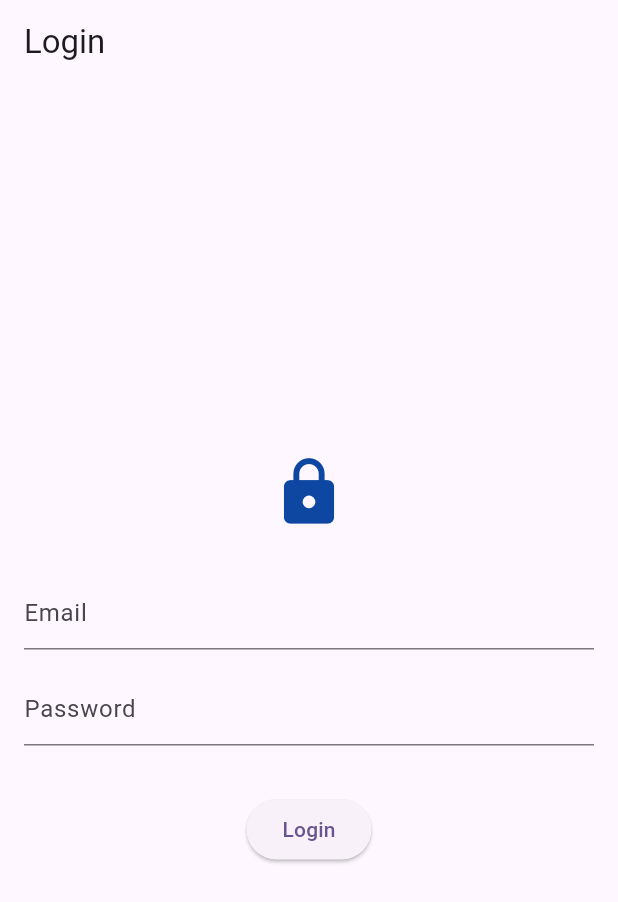
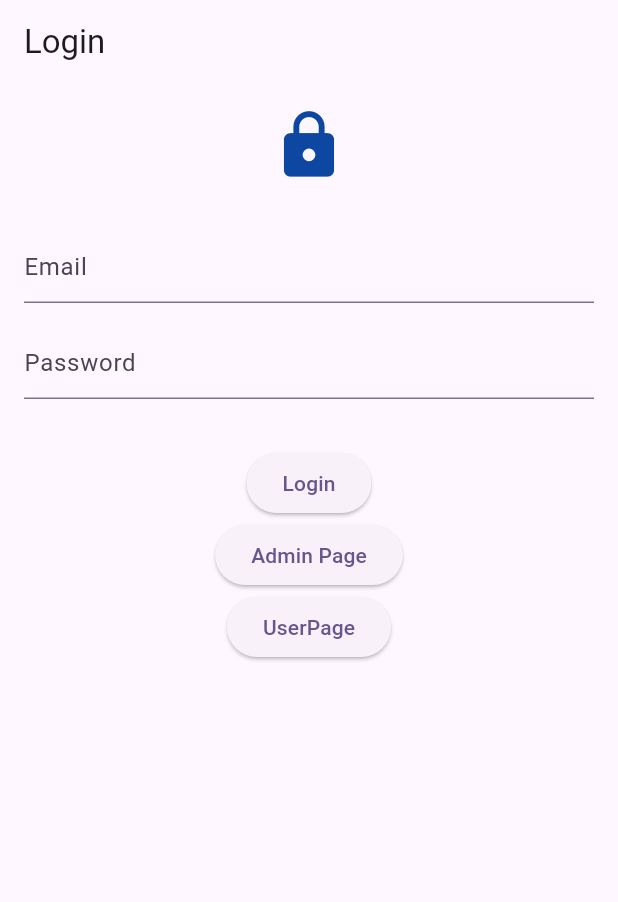
Before and after one commit to OmarFDiaz/threefifty, a Flutter app: the screen it shows after launch, on a phone screen of 412 x 824 dp. Shown: the top 902 px of the screen. Run offline on Flutter 3.47's test engine with Material 3 defaults, Android fonts, the light colour scheme and no system bars; our stand-ins replace firebase_core; missing offline and left inert: one_clock, random_password_generator; accounts and stored records are empty.

Commit message:
punto de partida 2

```diff
--- a/lib/widgets/login_screen.dart
+++ b/lib/widgets/login_screen.dart
@@ -9,7 +9,8 @@ class LoginScreen extends StatelessWidget {
       appBar: AppBar(
         title: const Text('Login'),
       ),
-      body: Padding(
+      body: SingleChildScrollView(
+        child: Padding(
           padding: const EdgeInsets.all(16.0),
           child: Column(
             mainAxisAlignment: MainAxisAlignment.center,
@@ -35,10 +36,24 @@ class LoginScreen extends StatelessWidget {
                 },
                 child: const Text('Login'),
               ),
+              ElevatedButton(
+                onPressed: () {
+                  // TODO: Implement login logic
+                  Navigator.pushNamed(context, '/adminpage');
+                },
+                child: const Text('Admin Page'),
+              ),
+              ElevatedButton(
+                onPressed: () {
+                  // TODO: Implement login logic
+                  Navigator.pushNamed(context, '/userpage');
+                },
+                child: const Text('UserPage'),
+              ),
             ],
           ),
         ),
+      ),
     );
-
   }
 }
```
Also changed, not shown: firebase.json, lib/firebase_options.dart, pubspec.lock, 1 other file. Lines whose indentation alone changed are shown as unchanged.
